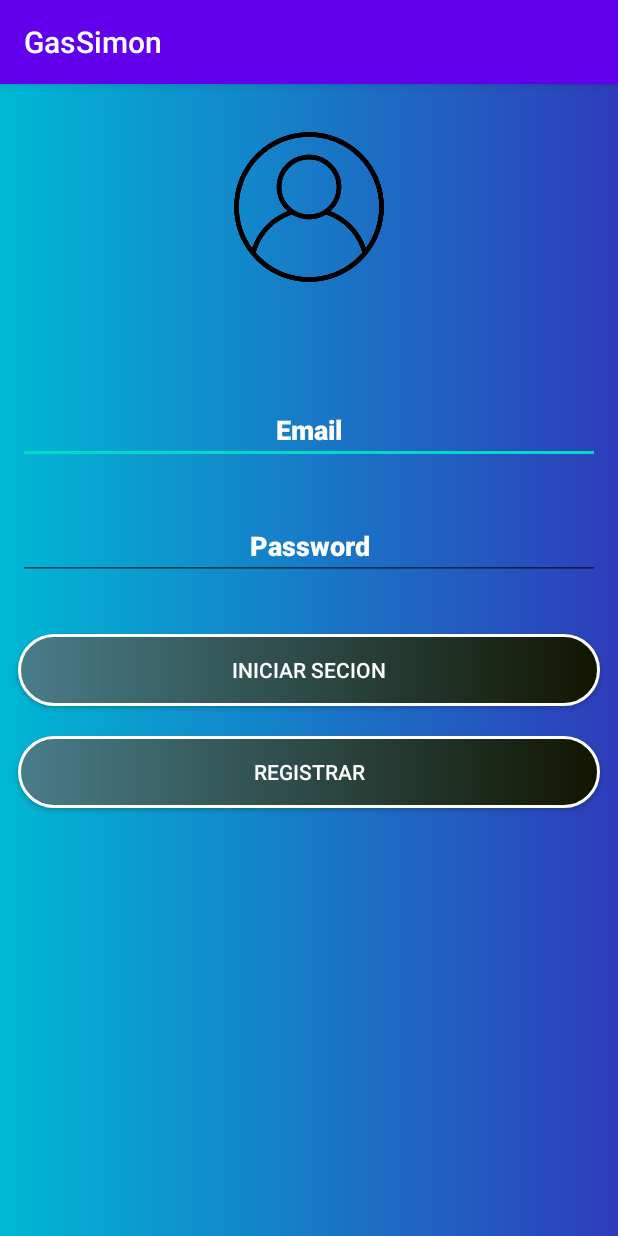
After one commit to helmut1996/GasSimon, an Android app: the login_Activity screen opened directly, with no data from a screen before it, on a phone screen of 412 x 824 dp. The commit adds this screen. Run offline under Robolectric (Android 15) with nearby library versions, the phone set to English and light mode, and no system bars.

Commit message:
Activity login agregada y icono de la App

```diff
--- a/app/src/main/AndroidManifest.xml
+++ b/app/src/main/AndroidManifest.xml
@@ -4,11 +4,15 @@
 
     <application
         android:allowBackup="true"
-        android:icon="@mipmap/ic_launcher"
+        android:icon="@drawable/logo1"
         android:label="@string/app_name"
         android:roundIcon="@mipmap/ic_launcher_round"
         android:supportsRtl="true"
         android:theme="@style/AppTheme">
+        <activity
+            android:name=".login_Activity"
+            android:screenOrientation="portrait"
+            ></activity>
         <activity android:name=".splash_MainActivity">
             <intent-filter>
                 <action android:name="android.intent.action.MAIN" />
@@ -16,9 +20,7 @@
                 <category android:name="android.intent.category.LAUNCHER" />
             </intent-filter>
         </activity>
-        <activity android:name=".MainActivity">
-
-        </activity>
+        <activity android:name=".MainActivity" />
     </application>
 
 </manifest>
--- a/app/src/main/java/com/example/gassimon/MainActivity.java
+++ b/app/src/main/java/com/example/gassimon/MainActivity.java
@@ -2,13 +2,24 @@ package com.example.gassimon;
 
 import androidx.appcompat.app.AppCompatActivity;
 
+import android.content.Intent;
 import android.os.Bundle;
+import android.view.View;
+import android.widget.Button;
 
-public class MainActivity extends AppCompatActivity {
-
+public class MainActivity extends AppCompatActivity implements View.OnClickListener {
+    private Button entrar;
     @Override
     protected void onCreate(Bundle savedInstanceState) {
         super.onCreate(savedInstanceState);
         setContentView(R.layout.activity_main);
+
+        entrar = findViewById(R.id.Entrar);
+        entrar.setOnClickListener(this);
+    }
+
+    @Override
+    public void onClick(View view) {
+        startActivity(new Intent(getApplicationContext(),login_Activity.class));
     }
 }
--- /dev/null
+++ b/app/src/main/java/com/example/gassimon/login_Activity.java
@@ -0,0 +1,14 @@
+package com.example.gassimon;
+
+import androidx.appcompat.app.AppCompatActivity;
+
+import android.os.Bundle;
+
+public class login_Activity extends AppCompatActivity {
+
+    @Override
+    protected void onCreate(Bundle savedInstanceState) {
+        super.onCreate(savedInstanceState);
+        setContentView(R.layout.activity_login_);
+    }
+}
--- /dev/null
+++ b/app/src/main/res/drawable/btn_login.xml
@@ -0,0 +1,13 @@
+<?xml version="1.0" encoding="utf-8"?>
+<shape xmlns:android="http://schemas.android.com/apk/res/android"
+    android:shape="rectangle">
+    <corners
+        android:radius="25dp"/>
+
+    <gradient
+        android:startColor="#497D8A"
+        android:endColor="#111500"
+        android:angle="0"/>
+    <stroke android:width="2dp"
+        android:color="#ffff"/>
+</shape>
--- /dev/null
+++ b/app/src/main/res/drawable/gradient2.xml
@@ -0,0 +1,9 @@
+<?xml version="1.0" encoding="utf-8"?>
+<shape  xmlns:android="http://schemas.android.com/apk/res/android"
+    android:shape="rectangle">
+
+    <gradient
+        android:startColor="#00B8D4"
+        android:endColor="#2E3CBA"
+        android:angle="0"/>
+</shape>
--- /dev/null
+++ b/app/src/main/res/layout/activity_login_.xml
@@ -0,0 +1,88 @@
+<?xml version="1.0" encoding="utf-8"?>
+<androidx.constraintlayout.widget.ConstraintLayout xmlns:android="http://schemas.android.com/apk/res/android"
+    xmlns:app="http://schemas.android.com/apk/res-auto"
+    xmlns:tools="http://schemas.android.com/tools"
+    android:layout_width="match_parent"
+    android:layout_height="match_parent"
+    android:background="@drawable/gradient2"
+    tools:context=".login_Activity">
+
+    <ImageView
+        android:id="@+id/imageView2"
+        android:layout_width="100dp"
+        android:layout_height="100dp"
+        android:layout_marginTop="32dp"
+        app:layout_constraintEnd_toEndOf="parent"
+        app:layout_constraintStart_toStartOf="parent"
+        app:layout_constraintTop_toTopOf="parent"
+        app:srcCompat="@drawable/usuario" />
+
+    <EditText
+        android:id="@+id/editTextNumberPassword"
+        android:layout_width="match_parent"
+        android:layout_height="wrap_content"
+        android:layout_marginStart="12dp"
+        android:layout_marginTop="76dp"
+        android:layout_marginEnd="12dp"
+        android:ems="10"
+        android:fontFamily="sans-serif-black"
+        android:gravity="center"
+        android:hint="Email"
+        android:inputType="numberPassword"
+        android:textColorHint="#fff"
+        android:textSize="18dp"
+        app:layout_constraintEnd_toEndOf="parent"
+        app:layout_constraintHorizontal_bias="0.0"
+        app:layout_constraintStart_toStartOf="parent"
+        app:layout_constraintTop_toBottomOf="@+id/imageView2" />
+
+    <EditText
+        android:id="@+id/editTextTextPassword2"
+        android:layout_width="match_parent"
+        android:layout_height="wrap_content"
+        android:layout_marginStart="12dp"
+        android:layout_marginTop="32dp"
+        android:layout_marginEnd="12dp"
+        android:ems="10"
+        android:fontFamily="sans-serif-black"
+        android:gravity="center"
+        android:hint="Password"
+        android:inputType="textPassword"
+        android:textColorHint="#fff"
+        android:textSize="18dp"
+        app:layout_constraintEnd_toEndOf="parent"
+        app:layout_constraintHorizontal_bias="0.0"
+        app:layout_constraintStart_toStartOf="parent"
+        app:layout_constraintTop_toBottomOf="@+id/editTextNumberPassword" />
+
+    <Button
+        android:id="@+id/button3"
+        android:layout_width="match_parent"
+        android:layout_height="wrap_content"
+        android:layout_marginStart="12dp"
+        android:layout_marginTop="36dp"
+        android:layout_marginEnd="12dp"
+        android:background="@drawable/btn_login"
+        android:text="@string/login"
+        android:textColor="#fff"
+        app:layout_constraintEnd_toEndOf="parent"
+        app:layout_constraintHorizontal_bias="0.0"
+        app:layout_constraintStart_toStartOf="parent"
+        app:layout_constraintTop_toBottomOf="@+id/editTextTextPassword2" />
+
+    <Button
+        android:id="@+id/button4"
+        android:layout_width="match_parent"
+        android:layout_height="wrap_content"
+
+        android:layout_marginStart="12dp"
+        android:layout_marginTop="20dp"
+        android:layout_marginEnd="12dp"
+        android:background="@drawable/btn_login"
+        android:text="@string/registrar"
+        android:textColor="#fff"
+        app:layout_constraintEnd_toEndOf="parent"
+        app:layout_constraintHorizontal_bias="1.0"
+        app:layout_constraintStart_toStartOf="parent"
+        app:layout_constraintTop_toBottomOf="@+id/button3" />
+</androidx.constraintlayout.widget.ConstraintLayout>
--- a/app/src/main/res/layout/activity_main.xml
+++ b/app/src/main/res/layout/activity_main.xml
@@ -40,6 +40,7 @@
         android:padding="10dp"/>
 
     <Button
+        android:id="@+id/Entrar"
         android:layout_marginTop="30dp"
         android:layout_marginBottom="30dp"
         android:layout_width="250dp"
--- a/app/src/main/res/values/strings.xml
+++ b/app/src/main/res/values/strings.xml
@@ -4,4 +4,5 @@
     <string name="textto2">Sistema de Inventario</string>
     <string name="login">Iniciar secion</string>
     <string name="encabezado">Elaborado por Helmut Colindres</string>
+    <string name="registrar">Registrar</string>
 </resources>
```
Also changed, not shown: app/src/main/res/drawable-v24/correoelectronico.png (added), app/src/main/res/drawable-v24/eliminar.png (added), app/src/main/res/drawable-v24/lapiz.png (added), app/src/main/res/drawable-v24/llaveinteligente.png (added), app/src/main/res/drawable-v24/usuario.png (added).
